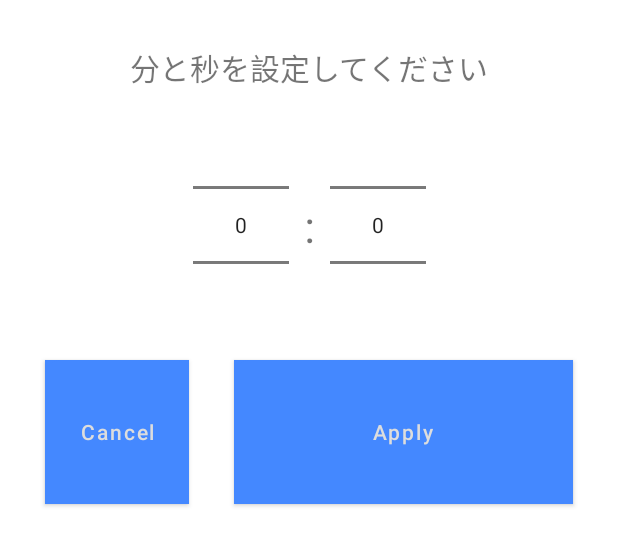
After one commit to ikd9684/AndroidStudy.SimpleCountDownTimer, an Android app: the layout layout_a_set_time_dialog.xml on its own in the app's theme, with its tools: preview values and no code run, on a phone screen of 412 x 824 dp. The commit adds this screen. Shown: the top 546 px of the screen. Run offline under Robolectric (Android 15) with nearby library versions, the phone set to English and light mode, and no system bars.

Commit message:
分と秒を設定できるようになった

```diff
--- a/app/src/main/res/drawable-v24/standard_button_rounded_disable.xml
+++ b/app/src/main/res/drawable-v24/rounded_dialog_background.xml
@@ -3,7 +3,7 @@
     <item>
         <shape android:shape="rectangle">
             <corners android:radius="20dp" />
-            <solid android:color="@color/disable" />
+            <solid android:color="@color/white" />
         </shape>
     </item>
 </selector>
--- a/app/src/main/res/drawable-v24/standard_button_rounded_enable.xml
+++ b/app/src/main/res/drawable-v24/standard_button_rounded_enable.xml
@@ -2,7 +2,7 @@
 <selector xmlns:android="http://schemas.android.com/apk/res/android">
     <item>
         <shape android:shape="rectangle">
-            <corners android:radius="20dp" />
+            <corners android:radius="10dp" />
             <solid android:color="@color/primary" />
         </shape>
     </item>
--- /dev/null
+++ b/app/src/main/res/layout/layout_a_set_time_dialog.xml
@@ -0,0 +1,86 @@
+<?xml version="1.0" encoding="utf-8"?>
+<androidx.constraintlayout.widget.ConstraintLayout xmlns:android="http://schemas.android.com/apk/res/android"
+    xmlns:app="http://schemas.android.com/apk/res-auto"
+    android:layout_width="match_parent"
+    android:layout_height="wrap_content"
+    android:background="@drawable/rounded_dialog_background">
+
+    <TextView
+        android:id="@+id/textView"
+        android:layout_width="wrap_content"
+        android:layout_height="wrap_content"
+        android:layout_marginTop="30dp"
+        android:text="分と秒を設定してください"
+        android:textSize="20sp"
+        app:layout_constraintEnd_toEndOf="parent"
+        app:layout_constraintStart_toStartOf="parent"
+        app:layout_constraintTop_toTopOf="parent" />
+
+    <androidx.constraintlayout.widget.ConstraintLayout
+        android:id="@+id/constraintLayout"
+        android:layout_width="wrap_content"
+        android:layout_height="wrap_content"
+        app:layout_constraintEnd_toEndOf="parent"
+        app:layout_constraintStart_toStartOf="parent"
+        app:layout_constraintTop_toBottomOf="@+id/textView">
+
+        <NumberPicker
+            android:id="@+id/pickerMinutes"
+            android:layout_width="wrap_content"
+            android:layout_height="wrap_content"
+            app:layout_constraintBottom_toBottomOf="parent"
+            app:layout_constraintStart_toStartOf="parent"
+            app:layout_constraintTop_toTopOf="parent" />
+
+        <TextView
+            android:id="@+id/textViewColon"
+            android:layout_width="wrap_content"
+            android:layout_height="wrap_content"
+            android:layout_marginStart="10dp"
+            android:text="@string/colon"
+            android:textSize="30sp"
+            app:layout_constraintBottom_toBottomOf="parent"
+            app:layout_constraintStart_toEndOf="@+id/pickerMinutes"
+            app:layout_constraintTop_toTopOf="parent" />
+
+        <NumberPicker
+            android:id="@+id/pickerSeconds"
+            android:layout_width="wrap_content"
+            android:layout_height="wrap_content"
+            android:layout_marginStart="10dp"
+            app:layout_constraintBottom_toBottomOf="parent"
+            app:layout_constraintEnd_toEndOf="parent"
+            app:layout_constraintStart_toEndOf="@+id/textViewColon"
+            app:layout_constraintTop_toTopOf="parent" />
+
+    </androidx.constraintlayout.widget.ConstraintLayout>
+
+    <Button
+        android:id="@+id/buttonApply"
+        android:layout_width="0dp"
+        android:layout_height="wrap_content"
+        android:layout_marginStart="30dp"
+        android:layout_marginEnd="30dp"
+        android:layout_marginBottom="30dp"
+        android:background="@drawable/standard_button_rounded"
+        android:text="@string/button_label_apply"
+        android:textAllCaps="false"
+        android:soundEffectsEnabled="false"
+        app:layout_constraintBottom_toBottomOf="parent"
+        app:layout_constraintEnd_toEndOf="parent"
+        app:layout_constraintStart_toEndOf="@+id/buttonCancel"
+        app:layout_constraintTop_toBottomOf="@+id/constraintLayout" />
+
+    <Button
+        android:id="@+id/buttonCancel"
+        android:layout_width="wrap_content"
+        android:layout_height="wrap_content"
+        android:layout_marginStart="30dp"
+        android:layout_marginBottom="30dp"
+        android:background="@drawable/standard_button_rounded"
+        android:text="@string/button_label_cancel"
+        android:textAllCaps="false"
+        app:layout_constraintBottom_toBottomOf="parent"
+        app:layout_constraintStart_toStartOf="parent"
+        app:layout_constraintTop_toBottomOf="@+id/constraintLayout" />
+</androidx.constraintlayout.widget.ConstraintLayout>
--- a/app/src/main/res/values/strings.xml
+++ b/app/src/main/res/values/strings.xml
@@ -7,4 +7,7 @@
     <string name="button_label_start">Start</string>
     <string name="button_label_stop">Stop</string>
     <string name="button_label_ok">OK</string>
+    <string name="colon">:</string>
+    <string name="button_label_apply">Apply</string>
+    <string name="button_label_cancel">Cancel</string>
 </resources>
```
Also changed, not shown: app/src/main/java/jp/co/excite_software/s_ikeda/simple_countdown_timer/CountDownTimer.kt (+13 -0 lines), app/src/main/java/jp/co/excite_software/s_ikeda/simple_countdown_timer/CustomDialogFragment.kt (added, +34 -0 lines), app/src/main/java/jp/co/excite_software/s_ikeda/simple_countdown_timer/MainActivity.kt (+86 -3 lines), app/src/main/res/layout/activity_main.xml (+4 -3 lines), 1 other file.
